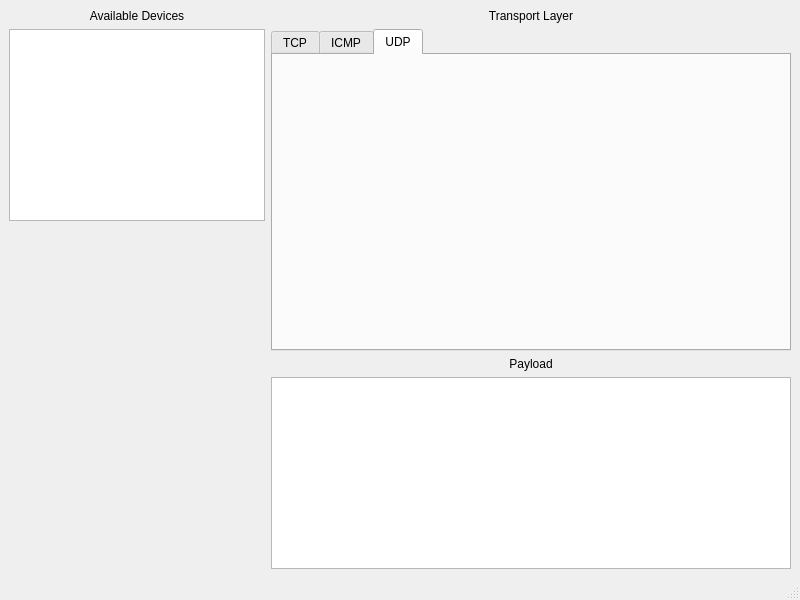
First picture: the form in mainwindow.ui, repository Dr-Livsey/libnet-lab, before the edit.
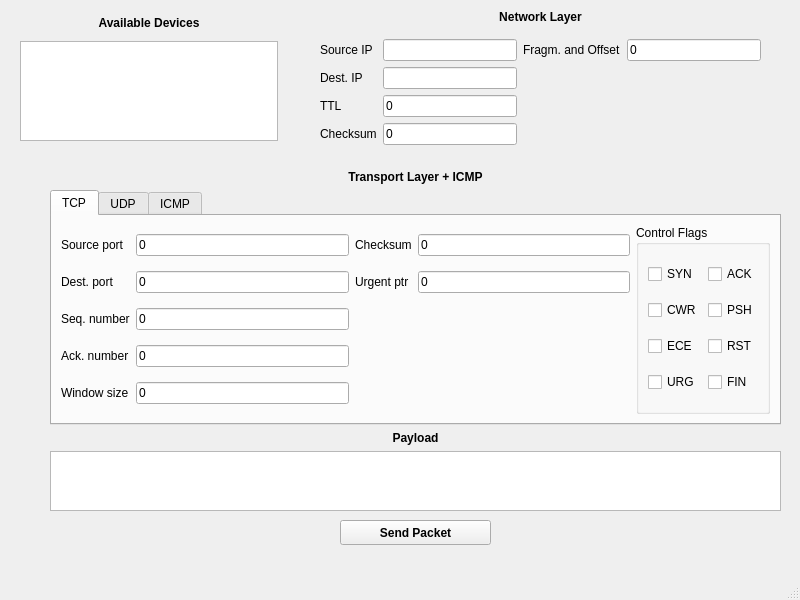
Second picture: the form after the edit. Custom widgets are drawn as their Qt base class.

Commit message: Headers interfaces added

```diff
--- a/mainwindow.ui
+++ b/mainwindow.ui
@@ -14,15 +14,45 @@
    <string>MainWindow</string>
   </property>
   <widget class="QWidget" name="centralwidget">
-   <layout class="QVBoxLayout" name="verticalLayout_3">
+   <widget class="QPushButton" name="send_packet_button">
+    <property name="geometry">
+     <rect>
+      <x>340</x>
+      <y>520</y>
+      <width>151</width>
+      <height>25</height>
+     </rect>
+    </property>
+    <property name="font">
+     <font>
+      <weight>75</weight>
+      <bold>true</bold>
+     </font>
+    </property>
+    <property name="text">
+     <string>Send Packet</string>
+    </property>
+   </widget>
+   <widget class="QWidget" name="verticalLayoutWidget">
+    <property name="geometry">
+     <rect>
+      <x>320</x>
+      <y>0</y>
+      <width>441</width>
+      <height>145</height>
+     </rect>
+    </property>
+    <layout class="QVBoxLayout" name="NetworkLayerLayout">
     <item>
-     <layout class="QGridLayout" name="gridLayout">
-      <item row="0" column="1">
-       <layout class="QVBoxLayout" name="verticalLayout">
-        <item>
-         <widget class="QLabel" name="label">
+      <widget class="QLabel" name="NetworkLayer_label">
+       <property name="font">
+        <font>
+         <weight>75</weight>
+         <bold>true</bold>
+        </font>
+       </property>
           <property name="text">
-           <string>Transport Layer</string>
+        <string>Network Layer</string>
           </property>
           <property name="alignment">
            <set>Qt::AlignCenter</set>
@@ -30,59 +60,90 @@
          </widget>
         </item>
         <item>
-         <widget class="QTabWidget" name="tr_proto_tabw">
-          <property name="enabled">
-           <bool>true</bool>
-          </property>
-          <property name="currentIndex">
-           <number>2</number>
-          </property>
-          <widget class="QWidget" name="tcp_tab">
-           <property name="enabled">
-            <bool>true</bool>
-           </property>
-           <property name="toolTip">
-            <string>&lt;html&gt;&lt;head/&gt;&lt;body&gt;&lt;p&gt;&lt;br/&gt;&lt;/p&gt;&lt;/body&gt;&lt;/html&gt;</string>
-           </property>
-           <attribute name="title">
-            <string>TCP</string>
-           </attribute>
-          </widget>
-          <widget class="QWidget" name="icmp_tab">
-           <attribute name="title">
-            <string>ICMP</string>
-           </attribute>
-          </widget>
-          <widget class="QWidget" name="udp_tab">
-           <attribute name="title">
-            <string>UDP</string>
-           </attribute>
-          </widget>
-         </widget>
-        </item>
-        <item>
-         <widget class="QLabel" name="label_2">
+      <layout class="QGridLayout" name="gridLayout_3">
+       <item row="3" column="1">
+        <widget class="QLineEdit" name="checksum_line">
+         <property name="text">
+          <string>0</string>
+         </property>
+        </widget>
+       </item>
+       <item row="1" column="0">
+        <widget class="QLabel" name="dst_label">
+         <property name="text">
+          <string>Dest. IP</string>
+         </property>
+        </widget>
+       </item>
+       <item row="3" column="0">
+        <widget class="QLabel" name="checksum_label">
+         <property name="text">
+          <string>Checksum</string>
+         </property>
+        </widget>
+       </item>
+       <item row="0" column="2">
+        <widget class="QLabel" name="offset_label">
+         <property name="text">
+          <string>Fragm. and Offset</string>
+         </property>
+        </widget>
+       </item>
+       <item row="2" column="1">
+        <widget class="QLineEdit" name="ttl_line">
           <property name="text">
-           <string>Payload</string>
-          </property>
-          <property name="alignment">
-           <set>Qt::AlignCenter</set>
-          </property>
-         </widget>
-        </item>
-        <item>
-         <widget class="QTextBrowser" name="textBrowser">
-          <property name="sizePolicy">
-           <sizepolicy hsizetype="Expanding" vsizetype="Minimum">
-            <horstretch>0</horstretch>
-            <verstretch>0</verstretch>
-           </sizepolicy>
+          <string>0</string>
+         </property>
+        </widget>
+       </item>
+       <item row="2" column="0">
+        <widget class="QLabel" name="ttl_label">
+         <property name="text">
+          <string>TTL</string>
           </property>
          </widget>
         </item>
-       </layout>
+       <item row="1" column="1">
+        <widget class="QLineEdit" name="dst_line">
+         <property name="text">
+          <string/>
+         </property>
+        </widget>
       </item>
       <item row="0" column="0">
+        <widget class="QLabel" name="src_label">
+         <property name="text">
+          <string>Source IP</string>
+         </property>
+        </widget>
+       </item>
+       <item row="0" column="3">
+        <widget class="QLineEdit" name="offset_line">
+         <property name="text">
+          <string>0</string>
+         </property>
+        </widget>
+       </item>
+       <item row="0" column="1">
+        <widget class="QLineEdit" name="src_line">
+         <property name="text">
+          <string/>
+         </property>
+        </widget>
+       </item>
+      </layout>
+     </item>
+    </layout>
+   </widget>
+   <widget class="QWidget" name="layoutWidget">
+    <property name="geometry">
+     <rect>
+      <x>20</x>
+      <y>10</y>
+      <width>258</width>
+      <height>131</height>
+     </rect>
+    </property>
        <layout class="QVBoxLayout" name="verticalLayout_2">
         <item>
          <widget class="QLabel" name="devices_label">
@@ -92,6 +153,12 @@
             <verstretch>0</verstretch>
            </sizepolicy>
           </property>
+       <property name="font">
+        <font>
+         <weight>75</weight>
+         <bold>true</bold>
+        </font>
+       </property>
           <property name="layoutDirection">
            <enum>Qt::LeftToRight</enum>
           </property>
@@ -106,31 +173,312 @@
         <item>
          <widget class="QListWidget" name="devices_lw">
           <property name="sizePolicy">
+        <sizepolicy hsizetype="Expanding" vsizetype="Minimum">
+         <horstretch>0</horstretch>
+         <verstretch>0</verstretch>
+        </sizepolicy>
+       </property>
+       <property name="maximumSize">
+        <size>
+         <width>1000</width>
+         <height>100</height>
+        </size>
+       </property>
+      </widget>
+     </item>
+    </layout>
+   </widget>
+   <widget class="QWidget" name="layoutWidget">
+    <property name="geometry">
+     <rect>
+      <x>50</x>
+      <y>170</y>
+      <width>731</width>
+      <height>341</height>
+     </rect>
+    </property>
+    <layout class="QVBoxLayout" name="TransportLayerLayout">
+     <item>
+      <widget class="QLabel" name="trans_layer_label">
+       <property name="font">
+        <font>
+         <weight>75</weight>
+         <bold>true</bold>
+        </font>
+       </property>
+       <property name="text">
+        <string>Transport Layer + ICMP</string>
+       </property>
+       <property name="alignment">
+        <set>Qt::AlignCenter</set>
+       </property>
+      </widget>
+     </item>
+     <item>
+      <widget class="QTabWidget" name="TransportLayerTabWidget">
+       <property name="enabled">
+        <bool>true</bool>
+       </property>
+       <property name="minimumSize">
+        <size>
+         <width>0</width>
+         <height>100</height>
+        </size>
+       </property>
+       <property name="currentIndex">
+        <number>0</number>
+       </property>
+       <widget class="TCPHeader" name="tcp_tab">
+        <property name="enabled">
+         <bool>true</bool>
+        </property>
+        <property name="toolTip">
+         <string>&lt;html&gt;&lt;head/&gt;&lt;body&gt;&lt;p&gt;&lt;br/&gt;&lt;/p&gt;&lt;/body&gt;&lt;/html&gt;</string>
+        </property>
+        <attribute name="title">
+         <string>TCP</string>
+        </attribute>
+        <layout class="QHBoxLayout" name="horizontalLayout_3">
+         <item>
+          <layout class="QHBoxLayout" name="horizontalLayout_2">
+           <item>
+            <layout class="QGridLayout" name="gridLayout">
+             <item row="0" column="1">
+              <widget class="QLineEdit" name="dst_port_line">
+               <property name="text">
+                <string>0</string>
+               </property>
+              </widget>
+             </item>
+             <item row="2" column="0">
+              <widget class="QLabel" name="seq_label">
+               <property name="text">
+                <string>Seq. number</string>
+               </property>
+              </widget>
+             </item>
+             <item row="0" column="2">
+              <widget class="QLabel" name="checksum_label_tcp">
+               <property name="text">
+                <string>Checksum</string>
+               </property>
+              </widget>
+             </item>
+             <item row="0" column="0">
+              <widget class="QLabel" name="dst_port_label">
+               <property name="text">
+                <string>Source port</string>
+               </property>
+              </widget>
+             </item>
+             <item row="4" column="0">
+              <widget class="QLabel" name="wind_size_label">
+               <property name="text">
+                <string>Window size</string>
+               </property>
+              </widget>
+             </item>
+             <item row="1" column="1">
+              <widget class="QLineEdit" name="src_port_line">
+               <property name="text">
+                <string>0</string>
+               </property>
+              </widget>
+             </item>
+             <item row="2" column="1">
+              <widget class="QLineEdit" name="seq_line">
+               <property name="text">
+                <string>0</string>
+               </property>
+              </widget>
+             </item>
+             <item row="3" column="0">
+              <widget class="QLabel" name="ack_label">
+               <property name="text">
+                <string>Ack. number</string>
+               </property>
+              </widget>
+             </item>
+             <item row="1" column="0">
+              <widget class="QLabel" name="src_port_label">
+               <property name="text">
+                <string>Dest. port</string>
+               </property>
+              </widget>
+             </item>
+             <item row="0" column="3">
+              <widget class="QLineEdit" name="checksum_line_tcp">
+               <property name="text">
+                <string>0</string>
+               </property>
+              </widget>
+             </item>
+             <item row="3" column="1">
+              <widget class="QLineEdit" name="ack_line">
+               <property name="text">
+                <string>0</string>
+               </property>
+              </widget>
+             </item>
+             <item row="4" column="1">
+              <widget class="QLineEdit" name="wind_size_line">
+               <property name="text">
+                <string>0</string>
+               </property>
+              </widget>
+             </item>
+             <item row="1" column="2">
+              <widget class="QLabel" name="urg_ptr">
+               <property name="text">
+                <string>Urgent ptr</string>
+               </property>
+              </widget>
+             </item>
+             <item row="1" column="3">
+              <widget class="QLineEdit" name="urg_ptr_line">
+               <property name="text">
+                <string>0</string>
+               </property>
+              </widget>
+             </item>
+            </layout>
+           </item>
+           <item>
+            <widget class="QGroupBox" name="tcp_flags_box">
+             <property name="title">
+              <string>Control Flags</string>
+             </property>
+             <layout class="QGridLayout" name="gridLayout_2">
+              <item row="0" column="1">
+               <widget class="QCheckBox" name="ack">
+                <property name="text">
+                 <string>ACK</string>
+                </property>
+               </widget>
+              </item>
+              <item row="2" column="1">
+               <widget class="QCheckBox" name="rst">
+                <property name="text">
+                 <string>RST</string>
+                </property>
+               </widget>
+              </item>
+              <item row="1" column="1">
+               <widget class="QCheckBox" name="psh">
+                <property name="text">
+                 <string>PSH</string>
+                </property>
+               </widget>
+              </item>
+              <item row="3" column="0">
+               <widget class="QCheckBox" name="urg">
+                <property name="text">
+                 <string>URG</string>
+                </property>
+               </widget>
+              </item>
+              <item row="2" column="0">
+               <widget class="QCheckBox" name="ece">
+                <property name="text">
+                 <string>ECE</string>
+                </property>
+               </widget>
+              </item>
+              <item row="1" column="0">
+               <widget class="QCheckBox" name="cwr">
+                <property name="text">
+                 <string>CWR</string>
+                </property>
+               </widget>
+              </item>
+              <item row="0" column="0">
+               <widget class="QCheckBox" name="syn">
+                <property name="text">
+                 <string>SYN</string>
+                </property>
+               </widget>
+              </item>
+              <item row="3" column="1">
+               <widget class="QCheckBox" name="fin">
+                <property name="text">
+                 <string>FIN</string>
+                </property>
+               </widget>
+              </item>
+             </layout>
+            </widget>
+           </item>
+          </layout>
+         </item>
+        </layout>
+       </widget>
+       <widget class="TCPHeader" name="udp_tab">
+        <attribute name="title">
+         <string>UDP</string>
+        </attribute>
+       </widget>
+       <widget class="ICMPHeader" name="icmp_tab">
+        <property name="sizePolicy">
+         <sizepolicy hsizetype="Expanding" vsizetype="Maximum">
+          <horstretch>0</horstretch>
+          <verstretch>0</verstretch>
+         </sizepolicy>
+        </property>
+        <property name="minimumSize">
+         <size>
+          <width>0</width>
+          <height>0</height>
+         </size>
+        </property>
+        <attribute name="title">
+         <string>ICMP</string>
+        </attribute>
+       </widget>
+      </widget>
+     </item>
+     <item>
+      <widget class="QLabel" name="payload_label">
+       <property name="sizePolicy">
            <sizepolicy hsizetype="Minimum" vsizetype="Minimum">
             <horstretch>0</horstretch>
             <verstretch>0</verstretch>
            </sizepolicy>
           </property>
+       <property name="font">
+        <font>
+         <weight>75</weight>
+         <bold>true</bold>
+        </font>
+       </property>
+       <property name="text">
+        <string>Payload</string>
+       </property>
+       <property name="textFormat">
+        <enum>Qt::PlainText</enum>
+       </property>
+       <property name="alignment">
+        <set>Qt::AlignCenter</set>
+       </property>
          </widget>
         </item>
         <item>
-         <spacer name="verticalSpacer">
-          <property name="orientation">
-           <enum>Qt::Vertical</enum>
-          </property>
-          <property name="sizeHint" stdset="0">
+      <widget class="QTextEdit" name="payload_text">
+       <property name="sizePolicy">
+        <sizepolicy hsizetype="Expanding" vsizetype="Minimum">
+         <horstretch>0</horstretch>
+         <verstretch>0</verstretch>
+        </sizepolicy>
+       </property>
+       <property name="maximumSize">
            <size>
-            <width>20</width>
-            <height>40</height>
-           </size>
-          </property>
-         </spacer>
-        </item>
-       </layout>
-      </item>
-     </layout>
-    </item>
-   </layout>
+         <width>16777215</width>
+         <height>60</height>
+        </size>
+       </property>
+      </widget>
+     </item>
+    </layout>
+   </widget>
   </widget>
   <widget class="QMenuBar" name="menubar">
    <property name="geometry">
@@ -144,6 +492,20 @@
   </widget>
   <widget class="QStatusBar" name="statusbar"/>
  </widget>
+ <customwidgets>
+  <customwidget>
+   <class>TCPHeader</class>
+   <extends>QWidget</extends>
+   <header>proto.h</header>
+   <container>1</container>
+  </customwidget>
+  <customwidget>
+   <class>ICMPHeader</class>
+   <extends>QWidget</extends>
+   <header>proto.h</header>
+   <container>1</container>
+  </customwidget>
+ </customwidgets>
  <resources/>
  <connections/>
 </ui>
```
Lines whose indentation alone changed are shown as unchanged. The commit also changes 7 other files.
